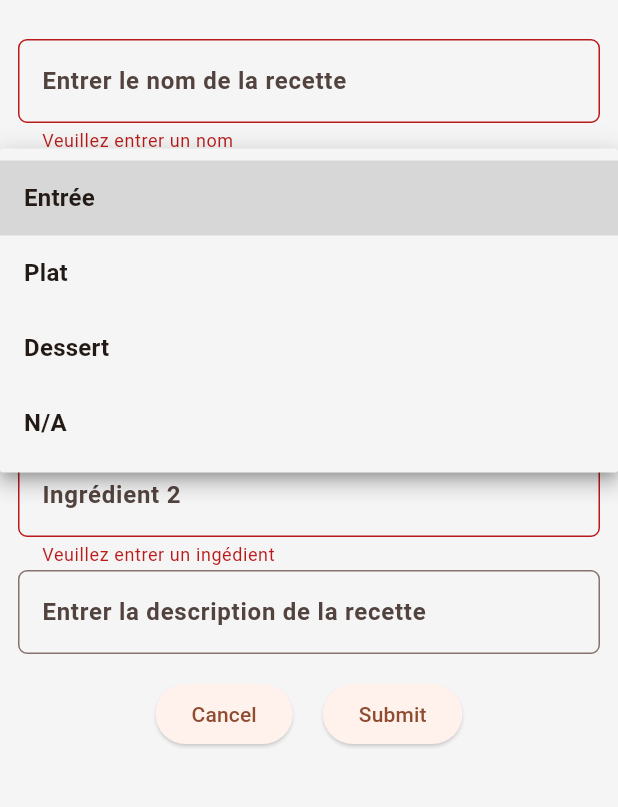
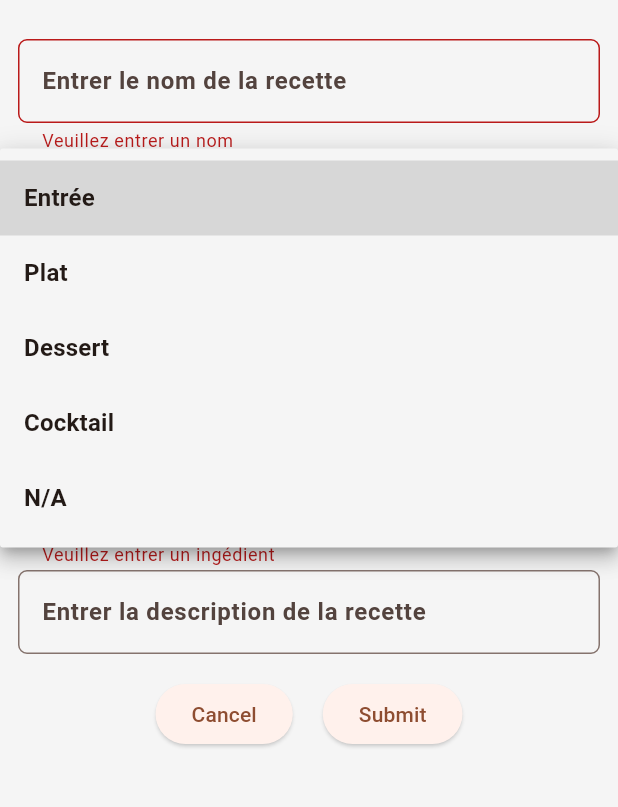
Before and after one commit to Boudiz/recipes, a Flutter app: the FormRecipeApp screen opened directly, after a tap on the "add" icon, after a tap on "Submit", after a tap on "Sélectionner le type de recette", on a phone screen of 412 x 824 dp, the part 63-870 px from its top. Run offline on Flutter 3.47's test engine with Material 3 defaults, Android fonts, the phone set to English and light mode, and no system bars; our stand-ins replace shared_preferences, sqflite, tuple, wakelock_plus; accounts and stored records are empty.

Commit message:
Adding cocktails

```diff
--- a/lib/models/recipe.dart
+++ b/lib/models/recipe.dart
@@ -55,6 +55,7 @@ enum RecipeType {
   entree,
   plat,
   dessert,
+  cocktail,
   na;
 
   @override
@@ -66,6 +67,8 @@ enum RecipeType {
         return 'Plat';
       case RecipeType.dessert:
         return 'Dessert';
+      case RecipeType.cocktail:
+        return 'Cocktail';
       case RecipeType.na:
         return 'N/A';
       default:
@@ -77,7 +80,8 @@ enum RecipeType {
     0: RecipeType.entree,
     1: RecipeType.plat,
     2: RecipeType.dessert,
-    3: RecipeType.na,
+    3: RecipeType.cocktail,
+    4: RecipeType.na,
   };
 
   static RecipeType fromInt(int value) {
@@ -170,6 +174,7 @@ class Recipe {
         name: json['name'],
         ingredients: List<String>.from(json['ingredients']),
         description: json['description'],
+        isFavorite: json['isFavorite'] ?? 1 == 1,
         type: RecipeType.fromInt(json['type']),
         created: Utils.dateFormatter.parse(json['created']),
         lastModified: Utils.dateFormatter.parse(json['lastModified']));
--- a/lib/utils/utils.dart
+++ b/lib/utils/utils.dart
@@ -39,6 +39,7 @@ class Utils {
 
   static void toggleFavorite(Recipe recipe, Function updateFavoriteState) {
     updateFavoriteState();
+    recipe.lastModified = DateTime.now();
     database.updateRecipe(recipe, recipe.id);
   }
 
```
